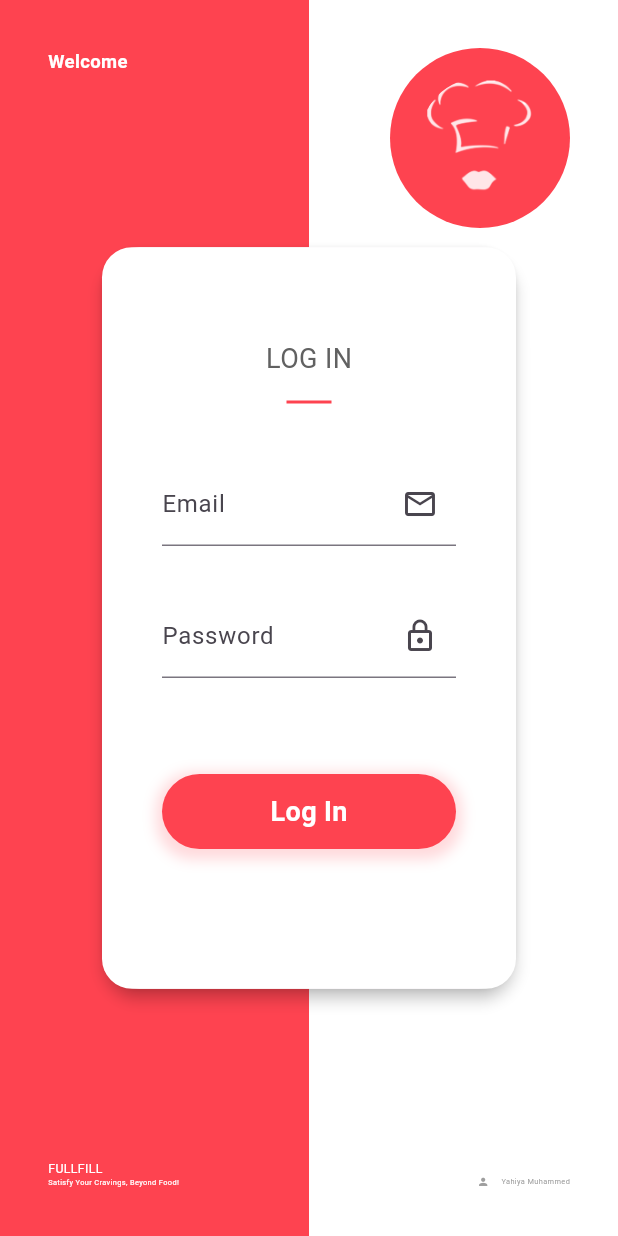
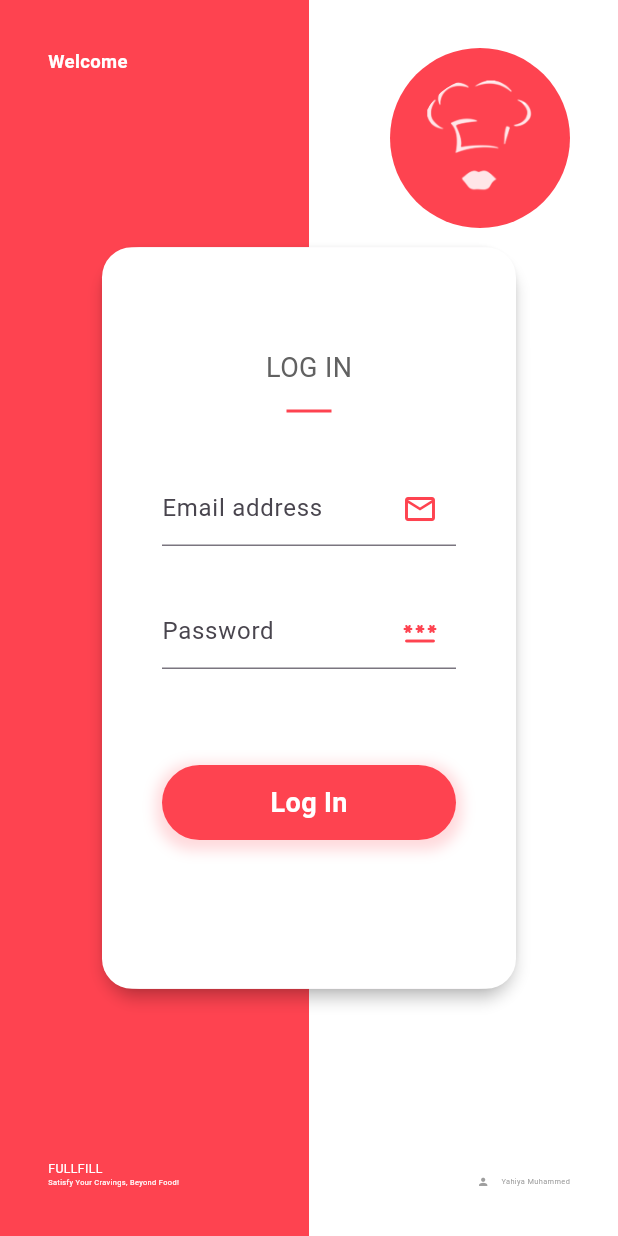
Before and after one commit to yahiyam/fullfill_admin_web, a Flutter app: the screen it shows after launch, on a phone screen of 412 x 824 dp. Run offline on Flutter 3.47's test engine with Material 2 defaults, Android fonts, the light colour scheme and no system bars; our stand-ins replace google_fonts.

Commit message:
modified login page with functionalities

```diff
--- a/lib/features/view/auth/login.dart
+++ b/lib/features/view/auth/login.dart
@@ -3,6 +3,9 @@ import 'package:fullfill_admin_web_portal/constants/colors.dart';
 import 'package:fullfill_admin_web_portal/constants/image_strings.dart';
 import 'package:fullfill_admin_web_portal/constants/sizes.dart';
 import 'package:fullfill_admin_web_portal/constants/text_strings.dart';
+import 'package:fullfill_admin_web_portal/features/view/auth/widgets/custom_text_field.dart';
+import 'package:fullfill_admin_web_portal/features/view_model/auth/login_provider.dart';
+import 'package:provider/provider.dart';
 
 class LoginPage extends StatelessWidget {
   LoginPage({super.key});
@@ -148,11 +151,17 @@ class LoginLayout extends StatelessWidget {
             height: Screen.height(60),
             width: 500,
             decoration: BoxDecoration(
-                color: yWhiteColor, borderRadius: BorderRadius.circular(20)),
+              color: yWhiteColor,
+              borderRadius: BorderRadius.circular(20),
+            ),
             child: Center(
               child: SingleChildScrollView(
                 child: Padding(
                   padding: const EdgeInsets.all(40),
+                  child: Consumer<LoginProvider>(
+                      builder: (context, loginProvider, _) {
+                    return Form(
+                      key: loginProvider.loginFormKey,
                       child: Column(
                         mainAxisAlignment: MainAxisAlignment.center,
                         children: [
@@ -172,29 +181,32 @@ class LoginLayout extends StatelessWidget {
                             ),
                           ),
                           const SizedBox(height: 32),
-                      const TextField(
-                        decoration: InputDecoration(
+                          CustomTextField(
+                            controller: loginProvider.emailController,
+                            labelText: 'Email address',
                             hintText: 'Email',
-                          labelText: 'Email',
-                          suffixIcon: Icon(
-                            Icons.mail_outline,
-                          ),
-                        ),
+                            icon: Icons.mail_outline,
+                            keyboardType: TextInputType.emailAddress,
                           ),
                           const SizedBox(height: 32),
-                      const TextField(
-                        decoration: InputDecoration(
+                          CustomTextField(
+                            controller: loginProvider.passwordController,
+                            obscureText: true,
                             hintText: 'Password',
                             labelText: 'Password',
-                          suffixIcon: Icon(
-                            Icons.lock_outline,
-                          ),
-                        ),
+                            icon: Icons.password_rounded,
+                            showSuffixIcon: true,
                           ),
                           const SizedBox(height: 64),
-                      Container(
+                          GestureDetector(
+                            onTap: () {
+                              if (loginProvider.loginFormKey.currentState!
+                                  .validate()) {}
+                            },
+                            child: Container(
                               height: 50,
                               width: double.infinity,
+                              alignment: FractionalOffset.center,
                               decoration: BoxDecoration(
                                 color: yPrimaryColor,
                                 borderRadius: const BorderRadius.all(
@@ -220,9 +232,12 @@ class LoginLayout extends StatelessWidget {
                                 ),
                               ),
                             ),
+                          ),
                           const SizedBox(height: 32),
                         ],
                       ),
+                    );
+                  }),
                 ),
               ),
             ),
--- /dev/null
+++ b/lib/features/view/auth/widgets/custom_text_field.dart
@@ -0,0 +1,69 @@
+import 'package:flutter/material.dart';
+import 'package:fullfill_admin_web_portal/constants/colors.dart';
+import 'package:fullfill_admin_web_portal/features/view_model/auth/obscure_provider.dart';
+import 'package:provider/provider.dart';
+
+class CustomTextField extends StatelessWidget {
+  final bool? obscureText;
+  final String? labelText;
+  final String? hintText;
+  final IconData? icon;
+
+  final TextEditingController? controller;
+  final TextInputType? keyboardType;
+  final bool? showSuffixIcon;
+  const CustomTextField({
+    super.key,
+    @required this.labelText,
+    this.hintText,
+    this.icon,
+    this.controller,
+    this.keyboardType,
+    this.obscureText = false,
+    this.showSuffixIcon = false,
+  });
+
+  @override
+  Widget build(BuildContext context) {
+    return Consumer<Obscure>(
+      builder: (context, obscure, _) {
+        return TextFormField(
+          obscureText: obscureText! && !obscure.passwordVisible,
+          controller: controller,
+          keyboardType: keyboardType,
+          onChanged: (value) => obscure.toggleTyped(value),
+          validator: (value) {
+            if (value!.isEmpty) {
+              return 'Please enter your ${labelText?.toLowerCase()}';
+            }
+            return null;
+          },
+          decoration: InputDecoration(
+            hintText: hintText,
+            labelText: labelText,
+            suffixIcon: Icon(
+              icon,
+              color: yPrimaryColor,
+            ),
+            contentPadding: const EdgeInsets.only(bottom: 10),
+            suffix: obscureText! && showSuffixIcon! && obscure.isTyped
+                ? IconButton(
+                    icon: Icon(
+                      obscure.passwordVisible
+                          ? Icons.visibility
+                          : Icons.visibility_off,
+                    ),
+                    onPressed: () {
+                      obscure.togglePasswordVisibility();
+                      Future.delayed(const Duration(seconds: 2), () {
+                        obscure.togglePasswordVisibility();
+                      });
+                    },
+                  )
+                : null,
+          ),
+        );
+      },
+    );
+  }
+}
--- /dev/null
+++ b/lib/features/view_model/auth/login_provider.dart
@@ -0,0 +1,9 @@
+// ignore_for_file: use_build_context_synchronously
+
+import 'package:flutter/material.dart';
+
+class LoginProvider extends ChangeNotifier {
+  final GlobalKey<FormState> loginFormKey = GlobalKey<FormState>();
+  final TextEditingController emailController = TextEditingController();
+  final TextEditingController passwordController = TextEditingController();
+}
--- /dev/null
+++ b/lib/features/view_model/auth/obscure_provider.dart
@@ -0,0 +1,18 @@
+import 'package:flutter/material.dart';
+
+class Obscure extends ChangeNotifier {
+  bool _passwordVisible = false;
+  bool get passwordVisible => _passwordVisible;
+  void togglePasswordVisibility() {
+    _passwordVisible = !_passwordVisible;
+    notifyListeners();
+  }
+
+  bool _isTyped = false;
+  bool get isTyped => _isTyped;
+  void toggleTyped(value) {
+    _isTyped = value.isNotEmpty;
+
+    notifyListeners();
+  }
+}
--- a/lib/main.dart
+++ b/lib/main.dart
@@ -1,10 +1,21 @@
 import 'package:flutter/material.dart';
 import 'package:fullfill_admin_web_portal/constants/sizes.dart';
 import 'package:fullfill_admin_web_portal/features/view/auth/login.dart';
+import 'package:fullfill_admin_web_portal/features/view_model/auth/login_provider.dart';
+import 'package:fullfill_admin_web_portal/features/view_model/auth/obscure_provider.dart';
 import 'package:google_fonts/google_fonts.dart';
+import 'package:provider/provider.dart';
 
 void main() {
-  runApp(const MyApp());
+  runApp(
+    MultiProvider(
+      providers: [
+        ChangeNotifierProvider(create: (context) => Obscure()),
+        ChangeNotifierProvider(create: (context) => LoginProvider()),
+      ],
+      child: const MyApp(),
+    ),
+  );
 }
 
 class MyApp extends StatelessWidget {
```
Lines whose indentation alone changed are shown as unchanged.
